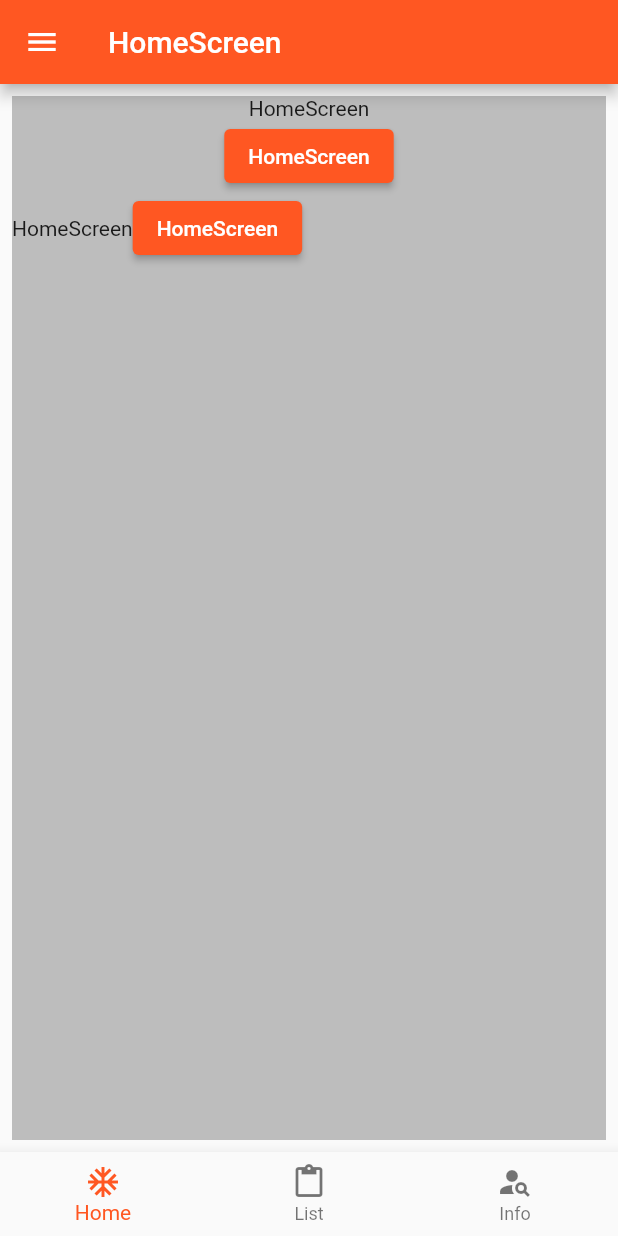
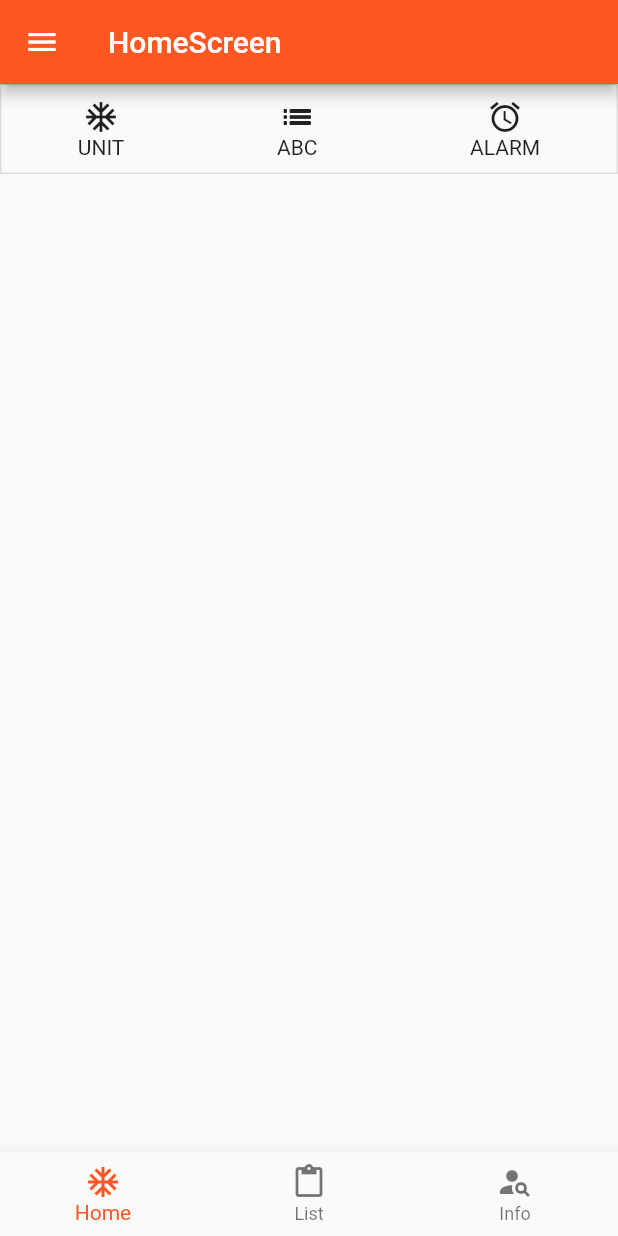
Before and after one commit to boonkung/myproject, a Flutter app: the screen it shows after launch, on a phone screen of 412 x 824 dp. Run offline on Flutter 3.47's test engine with Material 2 defaults, Android fonts, the phone set to English and light mode, and no system bars.

Commit message:
try to make nav

```diff
--- a/lib/screen/home_screen.dart
+++ b/lib/screen/home_screen.dart
@@ -16,29 +16,34 @@ class _HomeScreenState extends State<HomeScreen> {
       ),
       drawer: const Drawer(),
       body: Container(
-        color: Colors.grey[400],
-        margin: const EdgeInsets.all(8),
-        child: Column(
-          children: [
-            Column(
-              children: [
-                Text("HomeScreen"),
-                ElevatedButton(
-                  onPressed: () => {},
-                  child: Text("HomeScreen"),
-                )
-              ],
-            ),
-            Row(
-              children: [
-                Text("HomeScreen"),
-                ElevatedButton(
-                  onPressed: () => {},
-                  child: Text("HomeScreen"),
-                )
-              ],
-            ),
-          ],
+        child: Container(
+          height: 60,
+          decoration: BoxDecoration(
+            border: Border.all(color: Colors.black12),
+          ),
+          child: Row(
+            mainAxisAlignment: MainAxisAlignment.spaceAround,
+            children: [
+              Column(
+                  mainAxisAlignment: MainAxisAlignment.center,
+                  children: const [
+                    Icon(Icons.ac_unit),
+                    Text("UNIT"),
+                  ]),
+              Column(
+                  mainAxisAlignment: MainAxisAlignment.center,
+                  children: const [
+                    Icon(Icons.list_sharp),
+                    Text("ABC"),
+                  ]),
+              Column(
+                  mainAxisAlignment: MainAxisAlignment.center,
+                  children: const [
+                    Icon(Icons.access_alarm),
+                    Text("ALARM"),
+                  ]),
+            ],
+          ),
         ),
       ),
       bottomNavigationBar: BottomNavigationBar(
@@ -47,7 +52,7 @@ class _HomeScreenState extends State<HomeScreen> {
           BottomNavigationBarItem(
               icon: Icon(Icons.content_paste), label: "List"),
           BottomNavigationBarItem(
-              icon: Icon(Icons.person_search), label: "Info")
+              icon: Icon(Icons.person_search), label: "Info"),
         ],
       ),
     );
```
